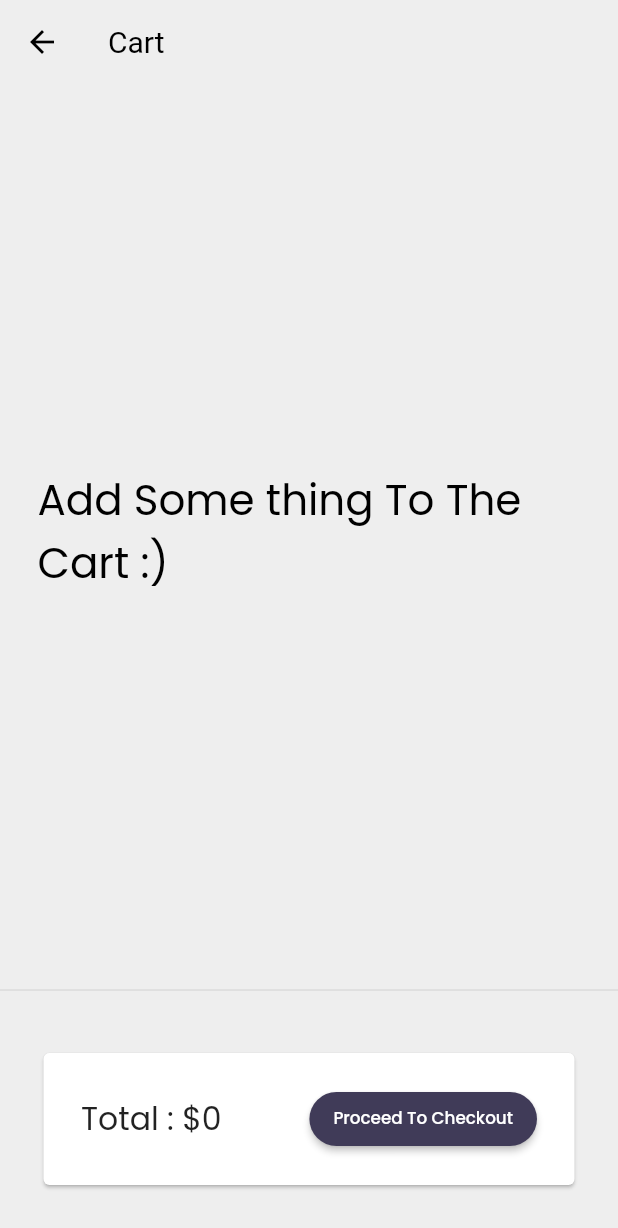
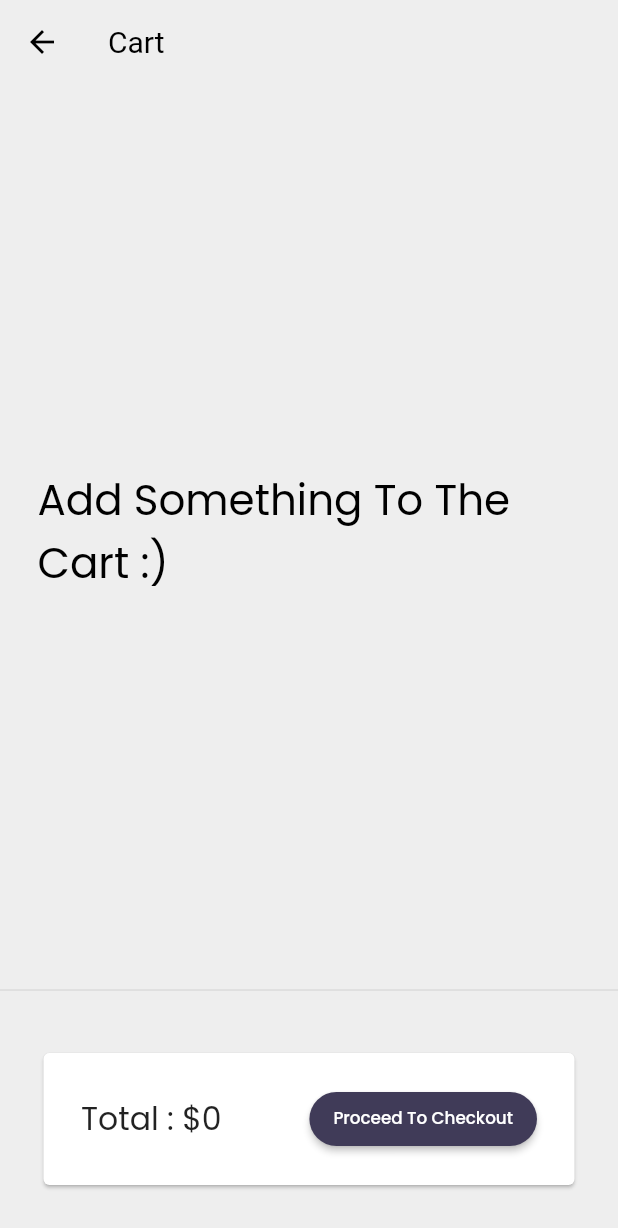
Before and after one commit to cutieandroid/FlutterCatalog, a Flutter app: the Cart screen opened by its route, on a phone screen of 412 x 824 dp. Shown: the top 1228 px of the screen. Run offline on Flutter 3.47's test engine with Material 2 defaults, Android fonts, the phone set to English and light mode, and no system bars; our stand-ins replace flutter_lorem, google_fonts, velocity_x; network calls fail.

Commit message:
implemented cart functionality along with cart model and add to cart, remove from cart, removed the accentcolor property as it is deprecated , upgraded to new flutter version

```diff
--- a/lib/Pages/Cart.dart
+++ b/lib/Pages/Cart.dart
@@ -42,7 +42,7 @@ class CartListState extends State<CartList> {
   final cart= CartModel();
   @override
   Widget build(BuildContext context) {
-    return cart.items.isEmpty? Center(child: ( Text("Add Some thing To The Cart :)",textScaleFactor: 2,style: TextStyle(color:Theme.of(context).colorScheme.secondary)))):
+    return cart.items.isEmpty? Center(child: ( Text("Add Something To The Cart :)",textScaleFactor: 2,style: TextStyle(color:Theme.of(context).colorScheme.secondary)))):
       ListView.builder(
         itemBuilder: (context,index) =>
           ListTile(
```
